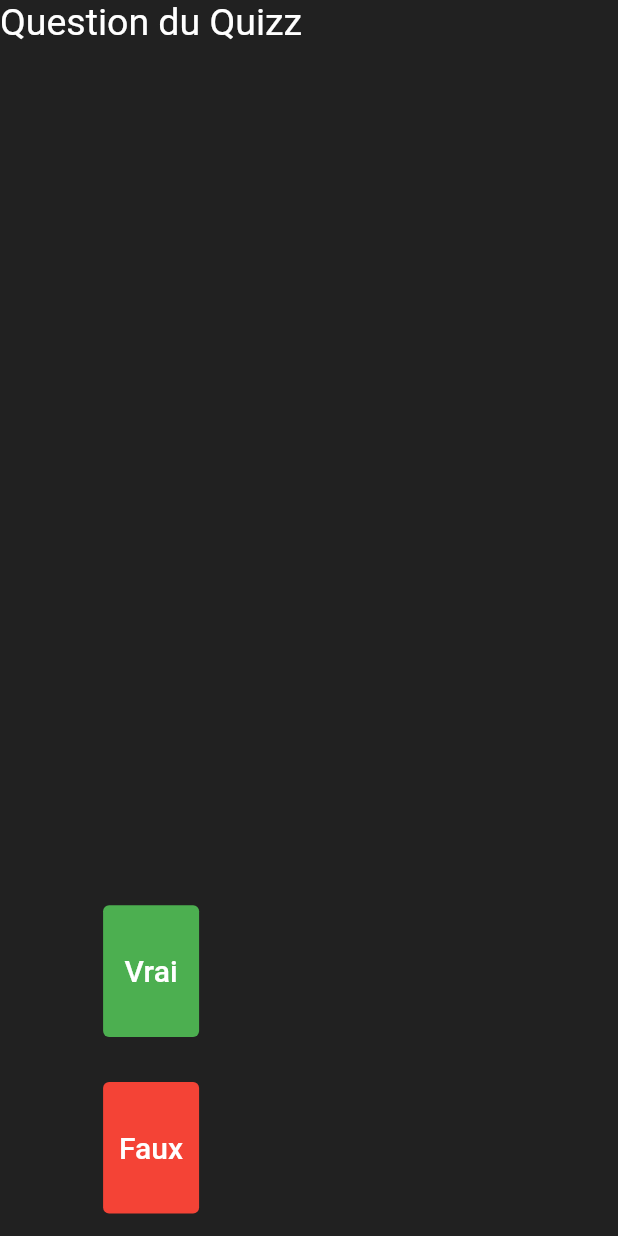
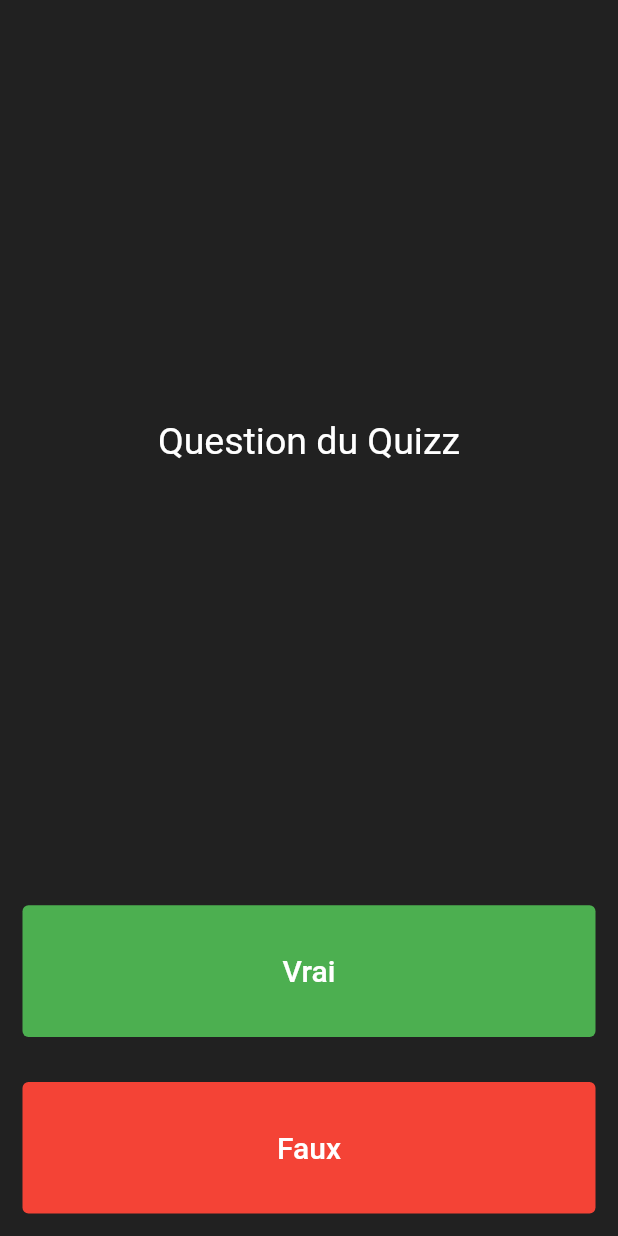
Before and after one commit to Ryll974/quizz_vf1, a Flutter app: the screen it shows after launch, on a phone screen of 412 x 824 dp. Run offline on Flutter 3.47's test engine with Material 2 defaults, Android fonts, the phone set to English and light mode, and no system bars.

Commit message:
commit 3 -- rendu graphique final de l'app

```diff
--- a/lib/main.dart
+++ b/lib/main.dart
@@ -22,16 +22,17 @@ class _Quizz extends State<Quizz> {
   @override
   Widget build(BuildContext context) {
     return Column(
-      mainAxisAlignment: MainAxisAlignment.center,
+      crossAxisAlignment: CrossAxisAlignment.stretch,
       children: [
         Expanded(
             flex: 5,
-            child: Text(
-              "Question du Quizz",
-              textAlign: TextAlign.center,
-              style: TextStyle(
-                color: Colors.white,
-                fontSize: 25.0,
+            child: Center(
+              child: Text(
+                "Question du Quizz",
+                style: TextStyle(
+                  color: Colors.white,
+                  fontSize: 25.0,
+                ),
               ),
             )),
         Expanded(
```
